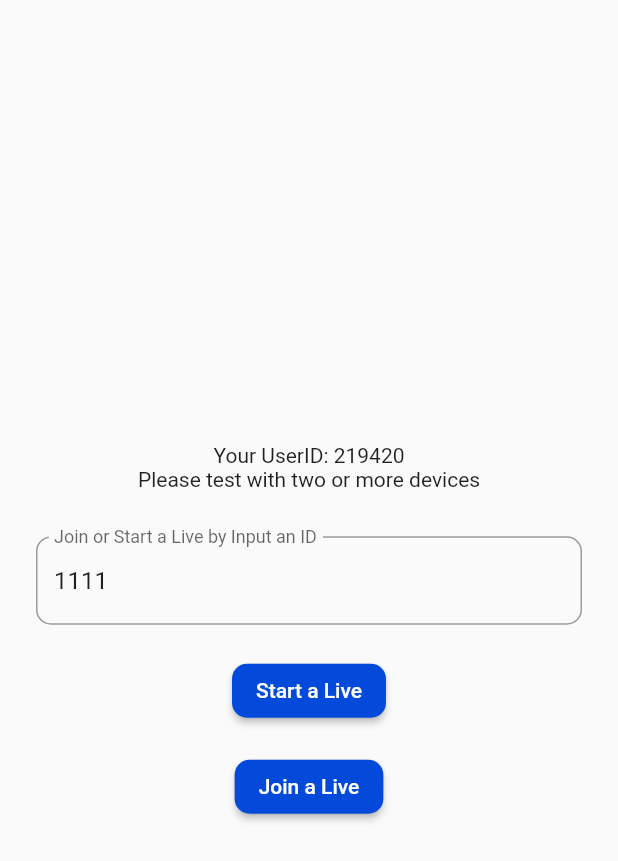
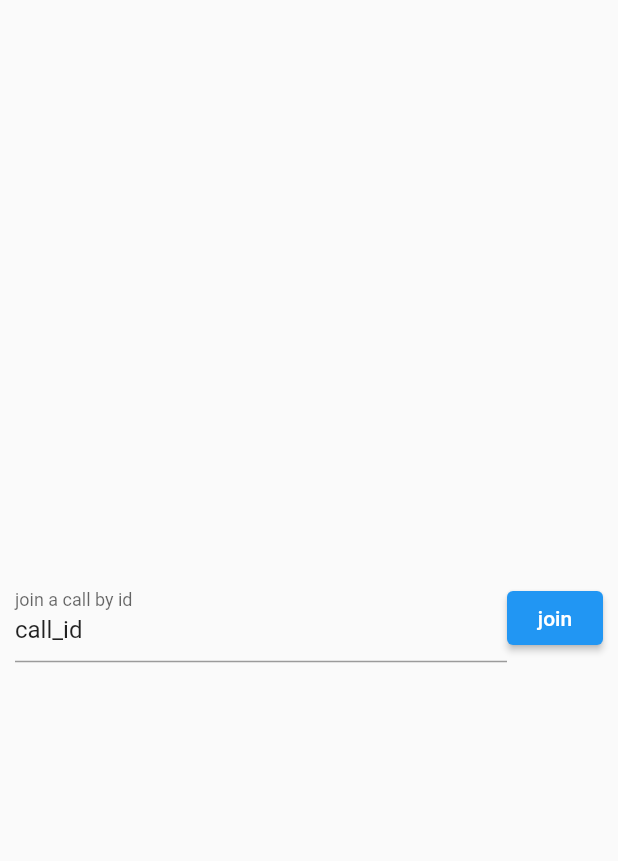
Before and after one commit to axiftaj/Flutter-Live-Streaming-Zego-Cloud, a Flutter app: the screen it shows after launch, on a phone screen of 412 x 824 dp. Shown: the top 861 px of the screen. Run offline on Flutter 3.47's test engine with Material 2 defaults, Android fonts, the phone set to English and light mode, and no system bars; missing offline and left inert: zego_uikit_prebuilt_call, zego_uikit_prebuilt_live_streaming.

Commit message:
one to one video calling added

```diff
--- a/lib/live_sceen.dart
+++ b/lib/live_sceen.dart
@@ -1,6 +1,7 @@
 
 import 'package:flutter/material.dart';
 import 'dart:math';
+
 import 'package:zego_uikit_prebuilt_live_streaming/zego_uikit_prebuilt_live_streaming.dart';
 
 
--- a/lib/main.dart
+++ b/lib/main.dart
@@ -1,5 +1,6 @@
 import 'package:flutter/material.dart';
 import 'package:flutter_live_streaming_app/home_screen.dart';
+import 'package:flutter_live_streaming_app/video_calling.dart';
 
 Future main() async {
   runApp(const MyApp());
@@ -13,7 +14,7 @@ class MyApp extends StatelessWidget {
     return const MaterialApp(
       debugShowCheckedModeBanner: false,
       title: 'Zego Live Streaming',
-      home: HomeScreen(),
+      home: VideoCalling(),
     );
   }
 }
--- /dev/null
+++ b/lib/video_calling.dart
@@ -0,0 +1,82 @@
+
+
+
+import 'package:flutter/material.dart';
+import 'package:zego_uikit_prebuilt_call/zego_uikit_prebuilt_call.dart';
+
+import 'dart:math' as math;
+
+class VideoCalling extends StatefulWidget {
+  const VideoCalling({Key? key}) : super(key: key);
+
+  @override
+  State<VideoCalling> createState() => _VideoCallingState();
+}
+
+final String localUserID = math.Random().nextInt(10000).toString();
+
+class _VideoCallingState extends State<VideoCalling> {
+  final callIDTextCtrl = TextEditingController(text: "call_id");
+
+
+  @override
+  Widget build(BuildContext context) {
+    return Scaffold(
+      body: Center(
+        child: Padding(
+          padding: const EdgeInsets.symmetric(horizontal: 10),
+          child: Row(
+            mainAxisAlignment: MainAxisAlignment.center,
+            crossAxisAlignment: CrossAxisAlignment.center,
+            children: [
+              Expanded(
+                child: TextFormField(
+                  controller: callIDTextCtrl,
+                  decoration:
+                  const InputDecoration(labelText: "join a call by id"),
+                ),
+              ),
+              ElevatedButton(
+                onPressed: () {
+                  Navigator.push(
+                    context,
+                    MaterialPageRoute(builder: (context) {
+                      return CallPage(callID: callIDTextCtrl.text);
+                    }),
+                  );
+                },
+                child: const Text("join"),
+              )
+            ],
+          ),
+        ),
+      ),
+    );
+  }
+}
+
+class CallPage extends StatelessWidget {
+  final String callID;
+
+  const CallPage({
+    Key? key,
+    required this.callID,
+  }) : super(key: key);
+
+  @override
+  Widget build(BuildContext context) {
+    return SafeArea(
+      child: ZegoUIKitPrebuiltCall(
+        appID: 121212,
+        appSign: '',
+        userID: localUserID,
+        userName: "user_$localUserID",
+        callID: callID,
+        config: ZegoUIKitPrebuiltCallConfig.oneOnOneVideoCall()
+          ..onOnlySelfInRoom = (context) {
+            Navigator.of(context).pop();
+          },
+      ),
+    );
+  }
+}
--- a/pubspec.yaml
+++ b/pubspec.yaml
@@ -36,6 +36,8 @@ dependencies:
   # The following adds the Cupertino Icons font to your application.
   # Use with the CupertinoIcons class for iOS style icons.
   cupertino_icons: ^1.0.2
+  zego_uikit_prebuilt_call:
+  zego_uikit_signaling_plugin: ^1.0.14 # Add
   zego_uikit_prebuilt_live_streaming: ^1.2.1
 
 dev_dependencies:
```
Also changed, not shown: pubspec.lock, 2 other files.
